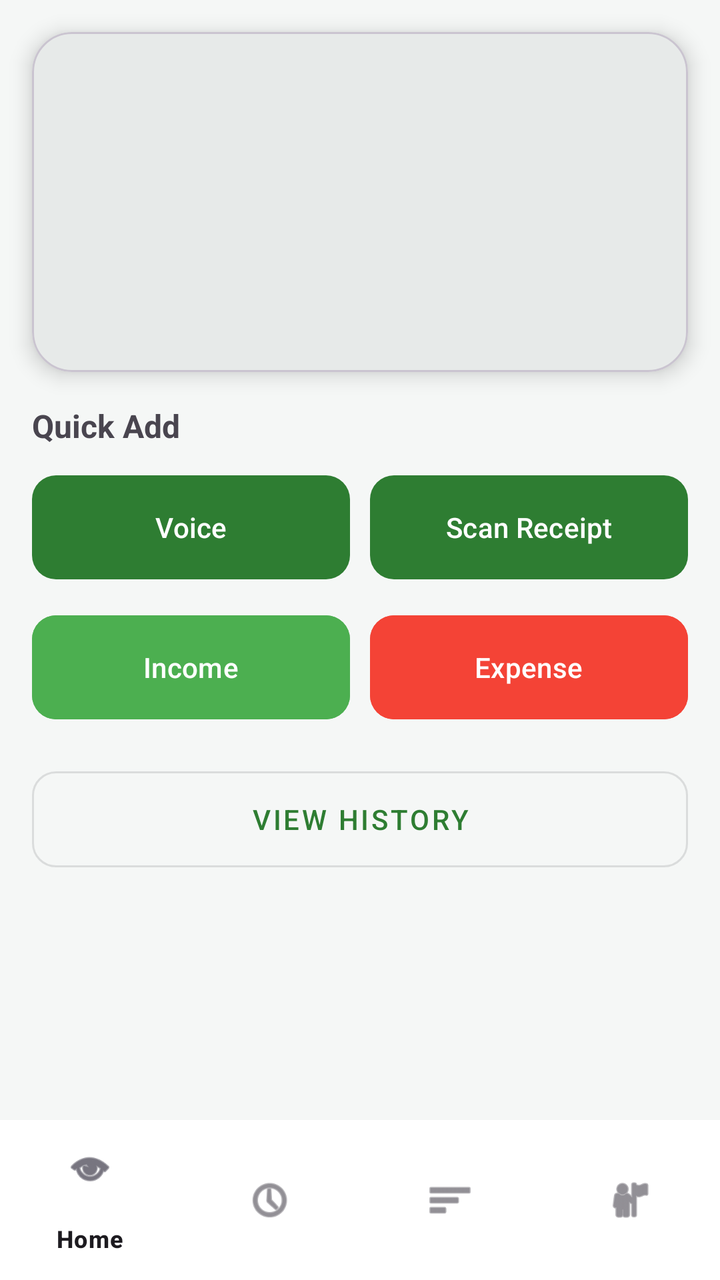
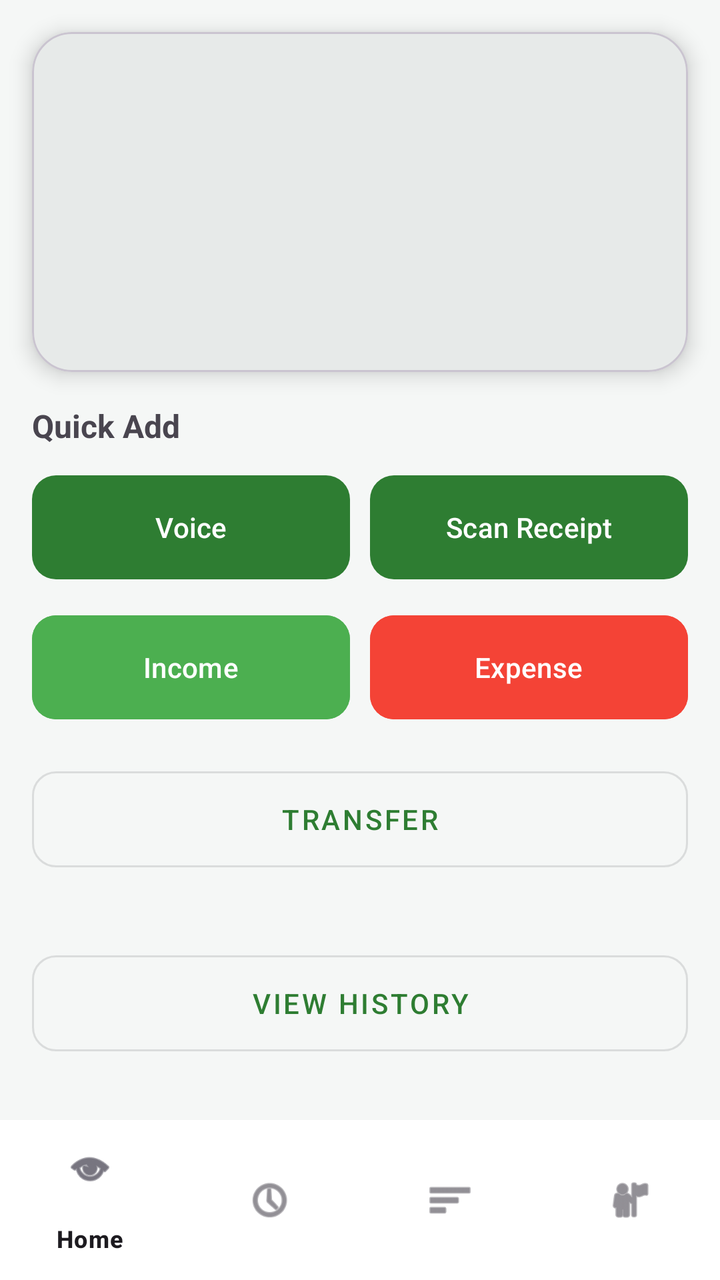

Two renders of the same Android screen: before a commit and after it. Below are the layout's source before the change and the commit's diff.
<!-- AndroidManifest.xml: application theme Theme.MoneyTrack -->
<!-- res/layout/activity_main.xml -->
<?xml version="1.0" encoding="utf-8"?>
<LinearLayout
    xmlns:android="http://schemas.android.com/apk/res/android"
    xmlns:app="http://schemas.android.com/apk/res-auto"
    android:orientation="vertical"
    android:background="#F5F7F6"
    android:layout_width="match_parent"
    android:layout_height="match_parent">

    <ScrollView
        android:layout_width="match_parent"
        android:layout_height="0dp"
        android:layout_weight="1">

        <LinearLayout
            android:layout_width="match_parent"
            android:layout_height="wrap_content"
            android:orientation="vertical">

            <com.google.android.material.card.MaterialCardView
                android:id="@+id/cardBalance"
                android:layout_width="match_parent"
                android:layout_height="170dp"
                android:layout_margin="16dp"
                app:cardCornerRadius="20dp"
                app:cardElevation="6dp">

                <LinearLayout
                    android:layout_width="match_parent"
                    android:layout_height="match_parent"
                    android:orientation="vertical"
                    android:padding="20dp">

                    
                    
                    
                    
                    
                    

                    
                    
                    
                    
                    
                    
                    
                    


                    <androidx.viewpager2.widget.ViewPager2
                        android:id="@+id/balancePager"
                        android:layout_width="match_parent"
                        android:layout_height="110dp"
                        android:layout_margin="16dp" />

                </LinearLayout>

            </com.google.android.material.card.MaterialCardView>

            <TextView
                android:layout_width="wrap_content"
                android:layout_height="wrap_content"
                android:layout_marginStart="16dp"
                android:layout_marginBottom="10dp"
                android:text="Quick Add"
                android:textSize="16sp"
                android:textStyle="bold" />

            <LinearLayout
                android:layout_width="match_parent"
                android:layout_height="wrap_content"
                android:orientation="horizontal"
                android:paddingStart="16dp"
                android:paddingEnd="16dp">

                <com.google.android.material.button.MaterialButton
                    android:id="@+id/btnVoice"
                    android:layout_width="0dp"
                    android:layout_height="60dp"
                    android:layout_weight="1"
                    android:text="Voice"
                    app:cornerRadius="12dp" />

                <com.google.android.material.button.MaterialButton
                    android:id="@+id/btnScan"
                    android:layout_width="0dp"
                    android:layout_height="60dp"
                    android:layout_marginStart="10dp"
                    android:layout_weight="1"
                    android:text="Scan Receipt"
                    app:cornerRadius="12dp" />

            </LinearLayout>

            <LinearLayout
                android:layout_width="match_parent"
                android:layout_height="wrap_content"
                android:layout_marginTop="10dp"
                android:orientation="horizontal"
                android:paddingStart="16dp"
                android:paddingEnd="16dp">

                <com.google.android.material.button.MaterialButton
                    android:id="@+id/btnIncome"
                    android:layout_width="0dp"
                    android:layout_height="60dp"
                    android:layout_weight="1"
                    android:text="Income"
                    android:backgroundTint="#4CAF50"
                    app:cornerRadius="12dp" />

                <com.google.android.material.button.MaterialButton
                    android:id="@+id/btnExpense"
                    android:layout_width="0dp"
                    android:layout_height="60dp"
                    android:layout_marginStart="10dp"
                    android:layout_weight="1"
                    android:text="Expense"
                    android:backgroundTint="#F44336"
                    app:cornerRadius="12dp" />

            </LinearLayout>

            <com.google.android.material.button.MaterialButton
                android:id="@+id/btnHistory"
                android:layout_width="match_parent"
                android:layout_height="60dp"
                android:layout_margin="16dp"
                android:text="View History"
                app:cornerRadius="12dp"
                style="@style/Widget.MaterialComponents.Button.OutlinedButton" />

        </LinearLayout>

    </ScrollView>

    <com.google.android.material.bottomnavigation.BottomNavigationView
        android:id="@+id/bottomNav"
        android:layout_width="match_parent"
        android:layout_height="wrap_content"
        android:background="#FFFFFF"
        app:menu="@menu/bottom_menu"/>

</LinearLayout>
<!-- resources referenced by this layout -->
<resources>
  <style name="Theme.MoneyTrack" parent="Base.Theme.MoneyTrack" />
  <style name="Base.Theme.MoneyTrack" parent="Theme.Material3.DayNight.NoActionBar">
  
          
          <item name="colorPrimary">#2E7D32</item>
          <item name="colorOnPrimary">#FFFFFF</item>
  
          
          <item name="colorSecondary">#66BB6A</item>
  
          
          <item name="android:colorBackground">#F1F8F4</item>
  
      </style>
</resources>

<!-- the commit's change to res/layout/activity_main.xml (unified diff, before → after) -->
@@ -123,6 +123,16 @@
             </LinearLayout>
 
             <com.google.android.material.button.MaterialButton
+                android:id="@+id/btnTransfer"
+                android:layout_width="match_parent"
+                android:layout_height="60dp"
+                android:layout_margin="16dp"
+                android:text="Transfer"
+                app:cornerRadius="12dp"
+                style="@style/Widget.MaterialComponents.Button.OutlinedButton" />
+
+
+            <com.google.android.material.button.MaterialButton
                 android:id="@+id/btnHistory"
                 android:layout_width="match_parent"
                 android:layout_height="60dp"
